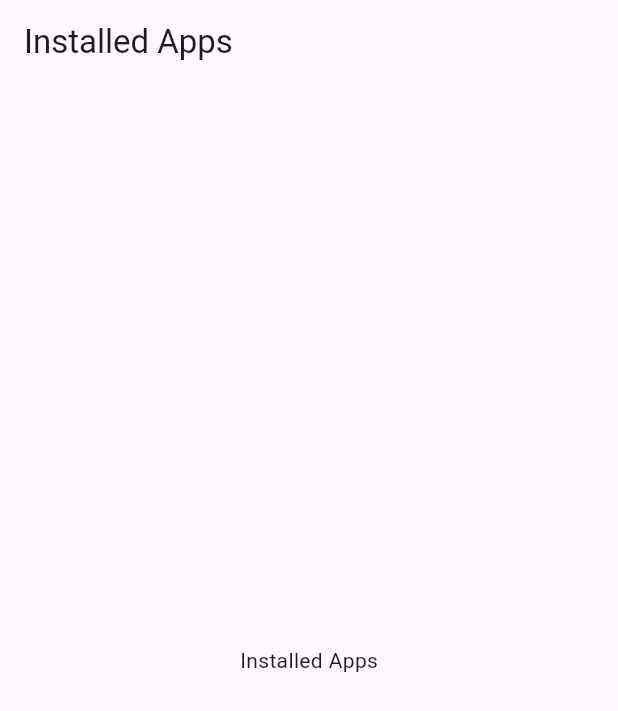
After one commit to joelpaulkoch/schildpad, a Flutter app: the InstalledAppsView screen opened by its route, on a phone screen of 412 x 824 dp. The commit adds this screen. Shown: the top 711 px of the screen. Run offline on Flutter 3.47's test engine with Material 2 defaults, Android fonts, the phone set to English and light mode, and no system bars; our stand-ins replace go_router.

Commit message:
swipe up to see InstalledAppsView

```diff
--- /dev/null
+++ b/lib/launcher/installed_apps_view.dart
@@ -0,0 +1,17 @@
+import 'package:flutter/material.dart';
+
+class InstalledAppsView extends StatelessWidget {
+  const InstalledAppsView({Key? key}) : super(key: key);
+
+  @override
+  Widget build(BuildContext context) {
+    return Scaffold(
+      appBar: AppBar(
+        title: Text('Installed Apps'),
+      ),
+      body: Center(
+        child: Text('Installed Apps'),
+      ),
+    );
+  }
+}
--- a/lib/main.dart
+++ b/lib/main.dart
@@ -1,19 +1,36 @@
 import 'package:flutter/material.dart';
+import 'package:go_router/go_router.dart';
+import 'package:schildpad/launcher/installed_apps_view.dart';
 
 import 'launcher/home_view.dart';
 
 void main() {
-  runApp(const SchildpadApp());
+  runApp(SchildpadApp());
 }
 
 class SchildpadApp extends StatelessWidget {
-  const SchildpadApp({Key? key}) : super(key: key);
+  SchildpadApp({Key? key}) : super(key: key);
+
+  final GoRouter _router = GoRouter(
+    routes: <GoRoute>[
+      GoRoute(
+        path: '/',
+        builder: (BuildContext context, GoRouterState state) =>
+            const HomeView(),
+      ),
+      GoRoute(
+        path: '/apps',
+        builder: (BuildContext context, GoRouterState state) =>
+            const InstalledAppsView(),
+      ),
+    ],
+  );
 
   @override
-  Widget build(BuildContext context) {
-    return MaterialApp(
-        title: 'Flutter Demo',
+  Widget build(BuildContext context) => MaterialApp.router(
+        routeInformationParser: _router.routeInformationParser,
+        routerDelegate: _router.routerDelegate,
+        title: 'Schildpad',
         theme: ThemeData(useMaterial3: true),
-        home: const HomeView());
-  }
+      );
 }
--- a/pubspec.yaml
+++ b/pubspec.yaml
@@ -34,6 +34,7 @@ dependencies:
   # The following adds the Cupertino Icons font to your application.
   # Use with the CupertinoIcons class for iOS style icons.
   cupertino_icons: ^1.0.2
+  go_router: ^3.0.7
 
 dev_dependencies:
   integration_test:
```
Also changed, not shown: lib/launcher/home_view.dart (+7 -1 lines), 2 other files.
